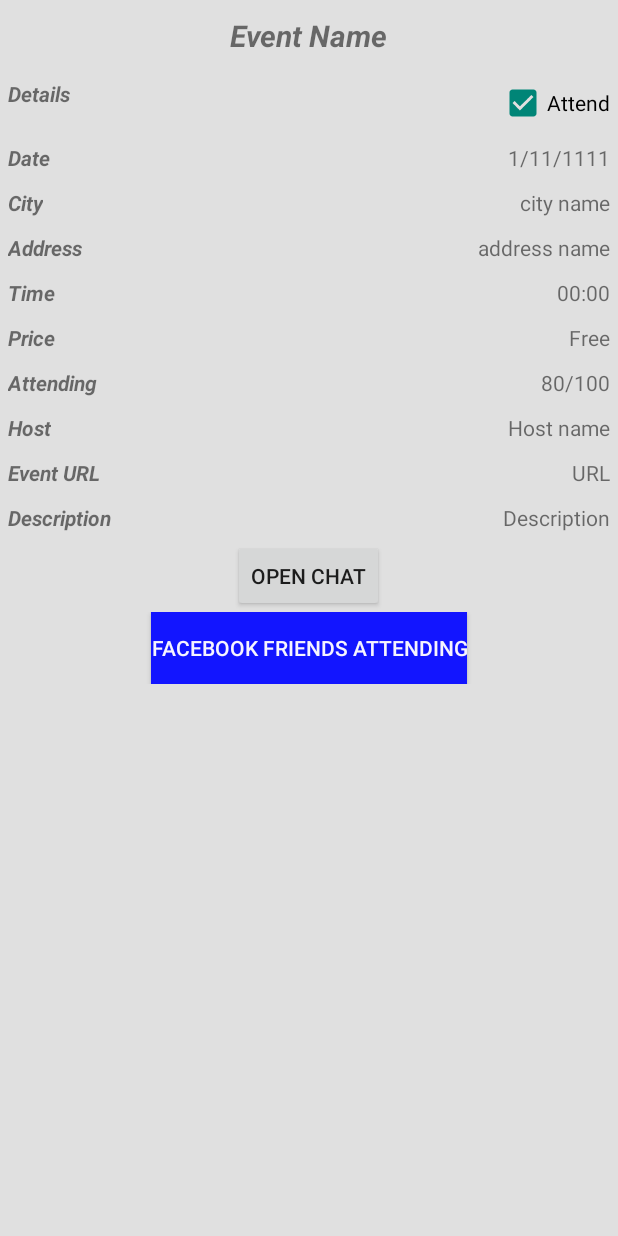
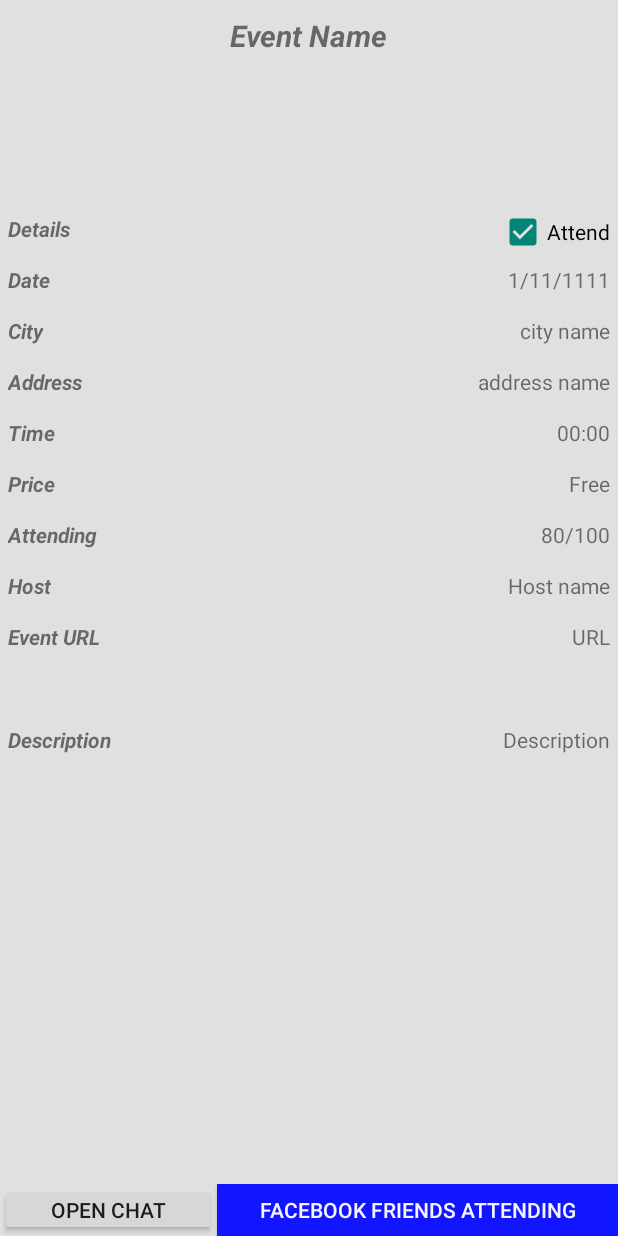
Before and after one commit to denbedilov/attender-app, an Android app: the Event_Page_Activity screen opened directly, with no data from a screen before it, on a phone screen of 412 x 824 dp. Run offline under Robolectric (Android 15) with nearby library versions, the phone set to English and light mode, and no system bars; libraries missing offline, so code that uses them is left out: com.facebook, com.facebook.login; plain views replace LoginButton; 10 statements that could not run were skipped.

Commit message:
scroll description in the event page

```diff
--- a/Attender/app/src/main/java/com/attender/AttenderBL.java
+++ b/Attender/app/src/main/java/com/attender/AttenderBL.java
@@ -51,7 +51,7 @@
 
                 // change city name NULL and Unknown
                 String city = "";
-                if(childJSONObject.getString("city").compareTo("null") == 0)
+                if(childJSONObject.getString("city").compareTo("null") == 0 || childJSONObject.getString("city").compareTo("Unknown") == 0)
                     city = "somewhere in Israel";
                 else
                     city = childJSONObject.getString("city");
--- a/Attender/app/src/main/java/com/attender/Event_Page_Activity.java
+++ b/Attender/app/src/main/java/com/attender/Event_Page_Activity.java
@@ -6,6 +6,7 @@
 import android.view.Menu;
 import android.view.MenuItem;
 import android.widget.TextView;
+import android.text.method.ScrollingMovementMethod;
 
 
 public class Event_Page_Activity extends Activity {
@@ -42,6 +43,7 @@
         //==========  DESCRIPTION   ==================
         tv =(TextView)findViewById(R.id.description_lbl);    ///TO ADD
         tv.setText(currEvent.getDescription());
+        tv.setMovementMethod(new ScrollingMovementMethod());
 
         //==========  EVENT URL   ==================
         tv =(TextView)findViewById(R.id.url_lbl);
--- a/Attender/app/src/main/res/layout/activity_event__page_.xml
+++ b/Attender/app/src/main/res/layout/activity_event__page_.xml
@@ -6,13 +6,16 @@
     android:orientation="vertical"
     >
 
+
+
     <LinearLayout
         android:layout_width="match_parent"
-        android:layout_height="wrap_content"
+        android:layout_height="0dp"
         android:gravity="center_horizontal"
         android:orientation="horizontal"
         android:id="@+id/firstLine"
-        android:padding="10dp">
+        android:padding="10dp"
+        android:layout_weight="4">
 
     <TextView
         android:layout_height="wrap_content"
@@ -26,10 +29,11 @@
 
     <LinearLayout
         android:layout_width="match_parent"
-        android:layout_height="wrap_content"
+        android:layout_height="0dp"
         android:orientation="horizontal"
         android:id="@+id/secondLine"
-        android:padding="5dp">
+        android:padding="5dp"
+        android:layout_weight="1">
 
         <TextView
             android:layout_height="wrap_content"
@@ -57,11 +61,12 @@
 
     <LinearLayout
         android:layout_width="match_parent"
-        android:layout_height="wrap_content"
+        android:layout_height="0dp"
         android:layout_gravity="center_horizontal"
         android:orientation="horizontal"
         android:id="@+id/eleventhLine"
-        android:padding="5dp">
+        android:padding="5dp"
+        android:layout_weight="1">
 
         <TextView
             android:layout_height="wrap_content"
@@ -88,11 +93,12 @@
     </LinearLayout>
     <LinearLayout
         android:layout_width="match_parent"
-        android:layout_height="wrap_content"
+        android:layout_height="0dp"
         android:layout_gravity="center_horizontal"
         android:orientation="horizontal"
         android:id="@+id/thirdLine"
-        android:padding="5dp">
+        android:padding="5dp"
+        android:layout_weight="1">
 
         <TextView
             android:layout_height="wrap_content"
@@ -120,11 +126,12 @@
 
     <LinearLayout
         android:layout_width="match_parent"
-        android:layout_height="wrap_content"
+        android:layout_height="0dp"
         android:layout_gravity="center_horizontal"
         android:orientation="horizontal"
         android:id="@+id/forthLine"
-        android:padding="5dp">
+        android:padding="5dp"
+        android:layout_weight="1">
 
         <TextView
             android:layout_height="wrap_content"
@@ -152,11 +159,12 @@
 
     <LinearLayout
         android:layout_width="match_parent"
-        android:layout_height="wrap_content"
+        android:layout_height="0dp"
         android:layout_gravity="center_horizontal"
         android:orientation="horizontal"
         android:id="@+id/fifthLine"
-        android:padding="5dp">
+        android:padding="5dp"
+        android:layout_weight="1">
 
         <TextView
             android:layout_height="wrap_content"
@@ -184,11 +192,12 @@
 
     <LinearLayout
         android:layout_width="match_parent"
-        android:layout_height="wrap_content"
+        android:layout_height="0dp"
         android:layout_gravity="center_horizontal"
         android:orientation="horizontal"
         android:id="@+id/sixthLine"
-        android:padding="5dp">
+        android:padding="5dp"
+        android:layout_weight="1">
 
         <TextView
             android:layout_height="wrap_content"
@@ -217,11 +226,12 @@
 
     <LinearLayout
         android:layout_width="match_parent"
-        android:layout_height="wrap_content"
+        android:layout_height="0dp"
         android:layout_gravity="center_horizontal"
         android:orientation="horizontal"
         android:id="@+id/seventhLine"
-        android:padding="5dp">
+        android:padding="5dp"
+        android:layout_weight="1">
 
         <TextView
             android:layout_height="wrap_content"
@@ -250,11 +260,12 @@
 
     <LinearLayout
         android:layout_width="match_parent"
-        android:layout_height="wrap_content"
+        android:layout_height="0dp"
         android:layout_gravity="center_horizontal"
         android:orientation="horizontal"
         android:id="@+id/eighthLine"
-        android:padding="5dp">
+        android:padding="5dp"
+        android:layout_weight="1">
 
         <TextView
             android:layout_height="wrap_content"
@@ -282,11 +293,12 @@
 
     <LinearLayout
         android:layout_width="match_parent"
-        android:layout_height="wrap_content"
+        android:layout_height="0dp"
         android:layout_gravity="center_horizontal"
         android:orientation="horizontal"
         android:id="@+id/ninthLine"
-        android:padding="5dp">
+        android:padding="5dp"
+        android:layout_weight="2">
 
         <TextView
             android:layout_height="wrap_content"
@@ -314,11 +326,12 @@
 
     <LinearLayout
         android:layout_width="match_parent"
-        android:layout_height="wrap_content"
+        android:layout_height="0dp"
         android:layout_gravity="center_horizontal"
         android:orientation="horizontal"
         android:id="@+id/tenthLine"
-        android:padding="5dp">
+        android:padding="5dp"
+        android:layout_weight="9">
 
         <TextView
             android:layout_height="wrap_content"
@@ -337,6 +350,7 @@
             <TextView
                 android:layout_height="wrap_content"
                 android:layout_width="wrap_content"
+                android:scrollbars = "none"
                 android:text="Description"
                 android:id="@+id/description_lbl"
                 >
@@ -348,24 +362,20 @@
 
     <LinearLayout
         android:layout_width="match_parent"
-        android:layout_height="wrap_content"
-        android:orientation="vertical"
-        android:gravity="center">
+        android:layout_height="0dp"
+        android:orientation="horizontal"
+        android:gravity="center"
+        android:layout_weight="1">
 
         <Button
             android:layout_height="wrap_content"
             android:layout_width="wrap_content"
             android:text="Open Chat"
             android:id="@+id/chat_cmd"
-            >
-        </Button>
-    </LinearLayout>
+            android:layout_weight="1"
+            android:padding="0dp" />
 
-    <LinearLayout
-        android:layout_width="match_parent"
-        android:layout_height="wrap_content"
-        android:orientation="vertical"
-        android:gravity="center">
+
 
         <com.facebook.login.widget.LoginButton
             android:layout_height="wrap_content"
@@ -374,6 +384,7 @@
             android:textColor="#fff6f4ff"
             android:text="Facebook Friends Attending"
             android:id="@+id/facebook_cmd"
+            android:layout_weight="1"
             />
 
     </LinearLayout>
```
